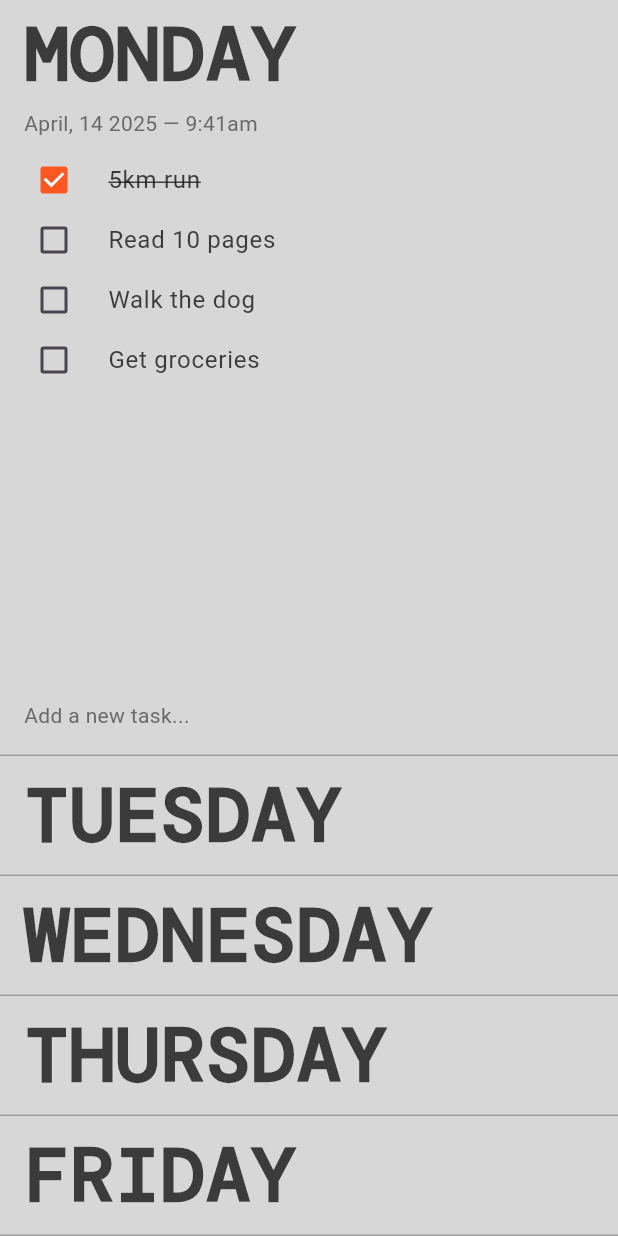
After one commit to VainAmigo/my-projects-app, a Flutter app: the MintHomeView screen opened by its route, on a phone screen of 412 x 824 dp. The commit adds this screen. Run offline on Flutter 3.47's test engine with Material 3 defaults, Android fonts, the phone set to English and light mode, and no system bars; our stand-ins replace google_fonts, iconsax.

Commit message:
minimalistic task manager app

```diff
--- /dev/null
+++ b/lib/apps/minimalistic_task_app/minimalistic_task.dart
@@ -0,0 +1,6 @@
+// Minimalistic Task Menegment App
+// from Pinterest
+// Link https://www.pinterest.com/pin/593771532161848697/
+
+export 'view/mint_view.dart';
+export 'theme/mint_theme.dart';
--- /dev/null
+++ b/lib/apps/minimalistic_task_app/theme/colors/mint_colors.dart
@@ -0,0 +1,11 @@
+import 'package:flutter/material.dart';
+
+class AppColors {
+  static const primaryDark = Color(0xff3b3b3b);
+  static const primaryLight = Color(0xffd7d7d7);
+
+  static const lightGrey = Color(0xff9f9f9f);
+  static const darkGrey = Color(0xff6a6a6a);
+
+  static const accentOrange = Color(0xfffb4203);
+}
--- /dev/null
+++ b/lib/apps/minimalistic_task_app/theme/mint_theme.dart
@@ -0,0 +1,2 @@
+export 'colors/mint_colors.dart';
+export 'typography/mint_typography.dart';
--- /dev/null
+++ b/lib/apps/minimalistic_task_app/theme/typography/mint_typography.dart
@@ -0,0 +1,15 @@
+import 'package:flutter/material.dart';
+import 'package:drible_app/apps/minimalistic_task_app/minimalistic_task.dart';
+import 'package:google_fonts/google_fonts.dart';
+
+class AppTypography {
+  static final title50w800 = GoogleFonts.dmMono(
+    textStyle: TextStyle(color: AppColors.primaryDark, fontSize: 50, fontWeight: FontWeight.w800),
+  );
+  static final text14w400 = GoogleFonts.roboto(
+    textStyle: TextStyle(color: AppColors.darkGrey, fontSize: 14, fontWeight: FontWeight.w400),
+  );
+  static final text16w400 = GoogleFonts.roboto(
+    textStyle: TextStyle(color: AppColors.primaryDark, fontSize: 16, fontWeight: FontWeight.w400),
+  );
+}
--- /dev/null
+++ b/lib/apps/minimalistic_task_app/view/home/mint_home_view.dart
@@ -0,0 +1,145 @@
+import 'package:flutter/material.dart';
+import 'package:drible_app/apps/minimalistic_task_app/minimalistic_task.dart';
+
+class MintHomeView extends StatefulWidget {
+  const MintHomeView({super.key});
+
+  @override
+  State<MintHomeView> createState() => _MintHomeViewState();
+}
+
+class _MintHomeViewState extends State<MintHomeView> {
+  String _openedDay = "MONDAY";
+
+  final Map<String, List<Task>> weekTasks = {
+    "MONDAY": [
+      Task("5km run", completed: true),
+      Task("Read 10 pages"),
+      Task("Walk the dog"),
+      Task("Get groceries"),
+    ],
+    "TUESDAY": [],
+    "WEDNESDAY": [
+      Task("5km run", completed: true),
+      Task("Walk the dog"),
+      Task("Get groceries"),
+      Task("Read 10 pages"),
+      Task("Walk the dog"),
+      Task("Get groceries"),
+    ],
+    "THURSDAY": [],
+    "FRIDAY": [],
+  };
+
+  void _toggleDay(String day) {
+    setState(() {
+      _openedDay = _openedDay == day ? '' : day;
+    });
+  }
+
+  static const double closedHeight = 80.0;
+
+  @override
+  Widget build(BuildContext context) {
+    final totalHeight = MediaQuery.of(context).size.height - MediaQuery.of(context).padding.top;
+
+    final daysCount = weekTasks.length;
+
+    final openHeight = totalHeight - closedHeight * (daysCount - 1);
+
+    return Scaffold(
+      backgroundColor: AppColors.primaryLight,
+      body: SafeArea(
+        child: Column(
+          children:
+              weekTasks.keys.map((day) {
+                final bool isOpen = _openedDay == day;
+                return AnimatedContainer(
+                  duration: const Duration(milliseconds: 300),
+                  curve: Curves.easeInOut,
+                  height: isOpen ? openHeight : closedHeight,
+                  padding: const EdgeInsets.symmetric(horizontal: 16.0),
+                  decoration: BoxDecoration(border: Border(bottom: BorderSide(color: AppColors.lightGrey, width: 1.0))),
+                  child: GestureDetector(
+                    onTap: () => _toggleDay(day),
+                    child:
+                        isOpen
+                            ? Column(
+                              crossAxisAlignment: CrossAxisAlignment.start,
+                              children: [
+                                Text(day, style: AppTypography.title50w800),
+                                Text("April, 14 2025 — 9:41am", style: AppTypography.text14w400),
+                                const SizedBox(height: 8),
+                                Expanded(
+                                  child:
+                                      weekTasks[day]!.isEmpty
+                                          ? SizedBox(
+                                            width: double.infinity,
+                                            child: Text("No tasks yet", style: AppTypography.text16w400),
+                                          )
+                                          : ListView(
+                                            padding: EdgeInsets.zero,
+                                            children: weekTasks[day]!.map((task) => TaskItem(task: task)).toList(),
+                                          ),
+                                ),
+                                Padding(
+                                  padding: const EdgeInsets.symmetric(vertical: 16.0),
+                                  child: Text("Add a new task...", style: AppTypography.text14w400),
+                                ),
+                              ],
+                            )
+                            : Align(
+                              alignment: Alignment.centerLeft,
+                              child: Text(day, style: AppTypography.title50w800),
+                            ),
+                  ),
+                );
+              }).toList(),
+        ),
+      ),
+    );
+  }
+}
+
+class Task {
+  final String title;
+  final bool completed;
+
+  const Task(this.title, {this.completed = false});
+}
+
+class TaskItem extends StatelessWidget {
+  final Task task;
+
+  const TaskItem({super.key, required this.task});
+
+
+
+
+
+
+
+  @override
+  Widget build(BuildContext context) {
+    return Padding(
+      padding: const EdgeInsets.symmetric(vertical: 0.0, horizontal: 0.0),
+      child: CheckboxListTile(
+        dense: true,
+        contentPadding: EdgeInsets.zero,
+        visualDensity: const VisualDensity(vertical: -2),
+        title: Text(
+          task.title,
+          style: TextStyle(
+            decoration: task.completed ? TextDecoration.lineThrough : TextDecoration.none,
+            color: AppColors.primaryDark,
+            fontSize: 16,
+          ),
+        ),
+        value: task.completed,
+        onChanged: (_) {},
+        controlAffinity: ListTileControlAffinity.leading,
+        activeColor: Colors.deepOrange,
+      ),
+    );
+  }
+}
--- /dev/null
+++ b/lib/apps/minimalistic_task_app/view/mint_view.dart
@@ -0,0 +1 @@
+export 'home/mint_home_view.dart';
--- a/lib/apps_list_page.dart
+++ b/lib/apps_list_page.dart
@@ -26,6 +26,13 @@ class AppsListPage extends StatelessWidget {
                 Navigator.pushNamed(context, AppRouter.wcHomeView);
               },
             ),
+            ListTile(
+              title: const Text('Task Manager app'),
+              subtitle: const Text('Minimalist Task Manager app'),
+              onTap: () {
+                Navigator.pushNamed(context, AppRouter.mintHomeView);
+              },
+            ),
           ],
         ),
       ),
--- a/lib/router/app_router.dart
+++ b/lib/router/app_router.dart
@@ -1,6 +1,7 @@
 import 'package:drible_app/apps_list_page.dart';
 import 'package:drible_app/apps/education_app/education_app.dart';
 import 'package:drible_app/apps/water_consumed_app/water_consumed.dart';
+import 'package:drible_app/apps/minimalistic_task_app/minimalistic_task.dart';
 import 'package:flutter/cupertino.dart';
 
 @immutable
@@ -19,6 +20,9 @@ final class AppRouter {
   // water consumed app routes
   static const wcHomeView = '/wc-home-view';
 
+  // minimalistic task app routes
+  static const mintHomeView = '/mint-home-view';
+
   static Route<void> onGenerateRoute(RouteSettings settings) {
     return switch (settings.name) {
       appsListView => CupertinoPageRoute(builder: (_) => const AppsListPage()),
@@ -27,6 +31,7 @@ final class AppRouter {
       edHomeInitialView => CupertinoPageRoute(builder: (_) => const EdHomeInitialViewView()),
       edHomeView => CupertinoPageRoute(builder: (_) => const EdHomeView()),
       wcHomeView => CupertinoPageRoute(builder: (_) => const WcHomeView()),
+      mintHomeView => CupertinoPageRoute(builder: (_) => const MintHomeView()),
       _ => throw Exception('No builder specified for route named: [${settings.name}]'),
     };
   }
```
Also changed, not shown: lib/apps/minimalistic_task_app/view/widgets/mint_view_widgets.dart (added), 1 other file.
